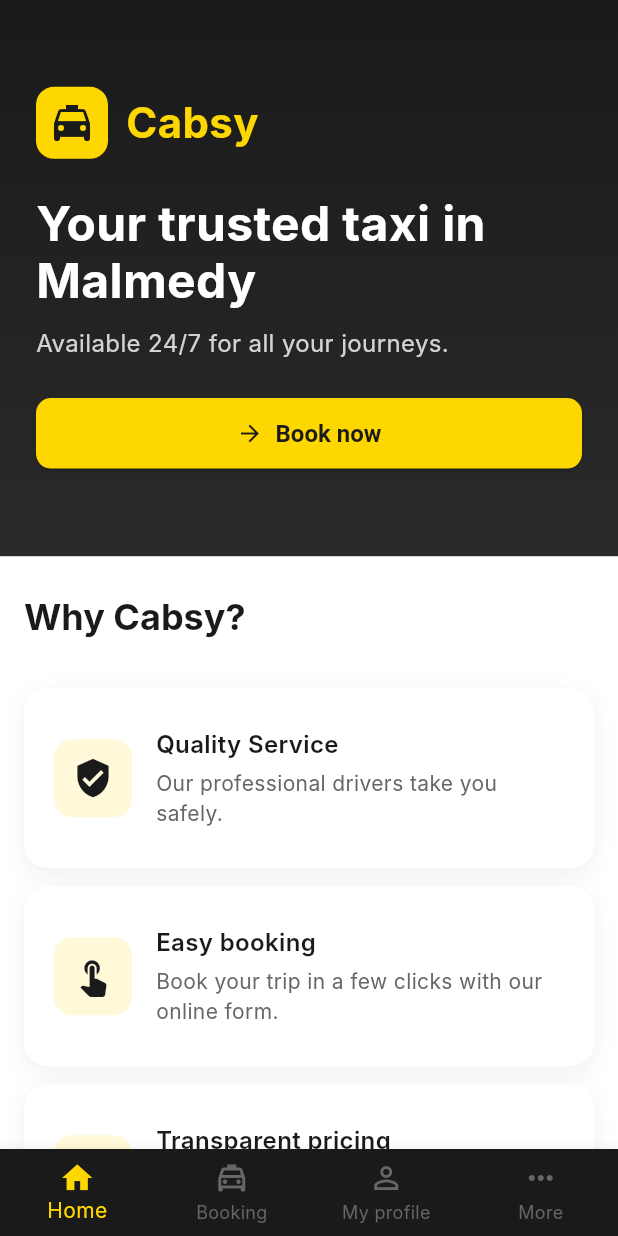
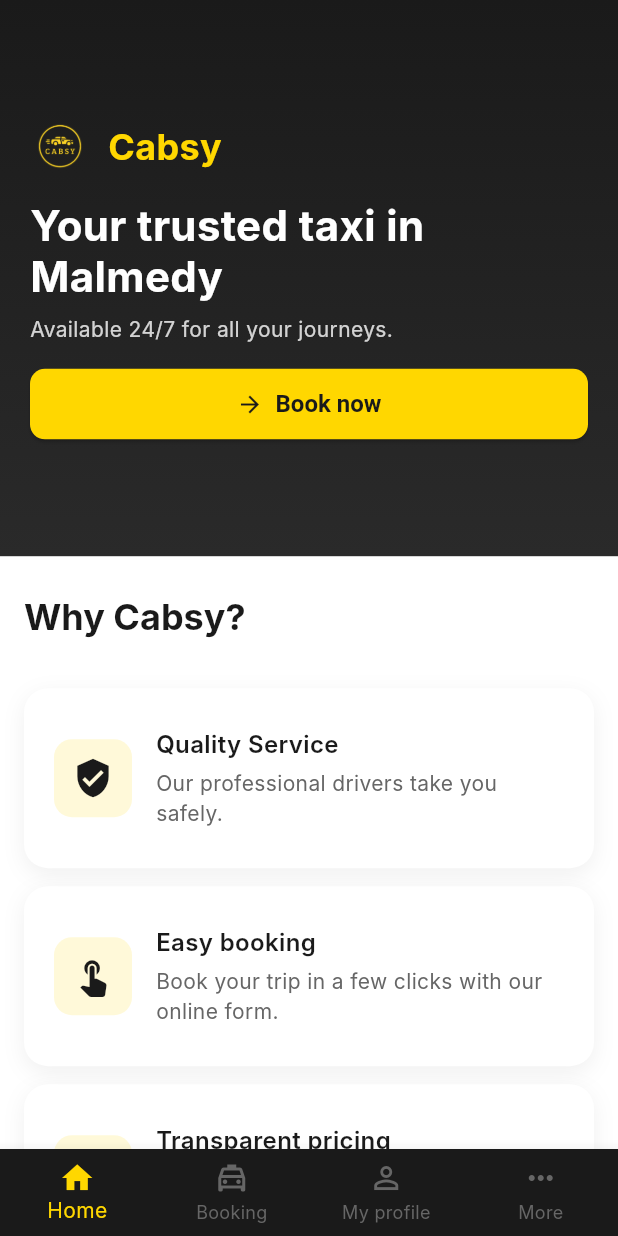
Before and after one commit to padania8/CabsyApp, a Flutter app: the screen it shows after launch, on a phone screen of 412 x 824 dp. Run offline on Flutter 3.47's test engine with Material 3 defaults, Android fonts, the phone set to English and light mode, and no system bars; Roboto replaces fonts that are missing (Inter).

Commit message:
Add Cabsy logo and update README

```diff
--- a/lib/screens/home_screen.dart
+++ b/lib/screens/home_screen.dart
@@ -31,56 +31,48 @@
               ),
               child: SafeArea(
                 child: Padding(
-                  padding: const EdgeInsets.all(24.0),
+                  padding: const EdgeInsets.all(20.0),
                   child: Column(
                     crossAxisAlignment: CrossAxisAlignment.start,
                     children: [
                       const Spacer(),
-                      // Logo placeholder
+                      // Logo
                       Row(
                         children: [
-                          Container(
-                            padding: const EdgeInsets.all(8),
-                            decoration: BoxDecoration(
-                              color: AppTheme.primaryYellow,
-                              borderRadius: BorderRadius.circular(12),
-                            ),
-                            child: const Icon(
-                              Icons.local_taxi,
-                              color: AppTheme.primaryBlack,
-                              size: 32,
-                            ),
+                          Image.asset(
+                            'assets/images/logo.png',
+                            height: 40,
                           ),
                           const SizedBox(width: 12),
                           const Text(
                             'Cabsy',
                             style: TextStyle(
                               color: AppTheme.primaryYellow,
-                              fontSize: 28,
+                              fontSize: 24,
                               fontWeight: FontWeight.bold,
                             ),
                           ),
                         ],
                       ),
-                      const SizedBox(height: 24),
+                      const SizedBox(height: 16),
                       Text(
                         l10n.bannerHeading,
                         style: const TextStyle(
                           color: Colors.white,
-                          fontSize: 32,
+                          fontSize: 28,
                           fontWeight: FontWeight.bold,
                           height: 1.2,
                         ),
                       ),
-                      const SizedBox(height: 12),
+                      const SizedBox(height: 8),
                       Text(
                         l10n.bannerText,
                         style: TextStyle(
                           color: Colors.white.withOpacity(0.8),
-                          fontSize: 16,
+                          fontSize: 14,
                         ),
                       ),
-                      const SizedBox(height: 24),
+                      const SizedBox(height: 16),
                       SizedBox(
                         width: double.infinity,
                         child: ElevatedButton.icon(
--- a/pubspec.yaml
+++ b/pubspec.yaml
@@ -59,10 +59,8 @@
   # the material Icons class.
   uses-material-design: true
 
-  # To add assets to your application, add an assets section, like this:
-  # assets:
-  #   - images/a_dot_burr.jpeg
-  #   - images/a_dot_ham.jpeg
+  assets:
+    - assets/images/logo.png
 
   # An image asset can refer to one or more resolution-specific "variants", see
   # https://flutter.dev/to/resolution-aware-images
```
Also changed, not shown: assets/images/logo.png (added), 1 other file.
